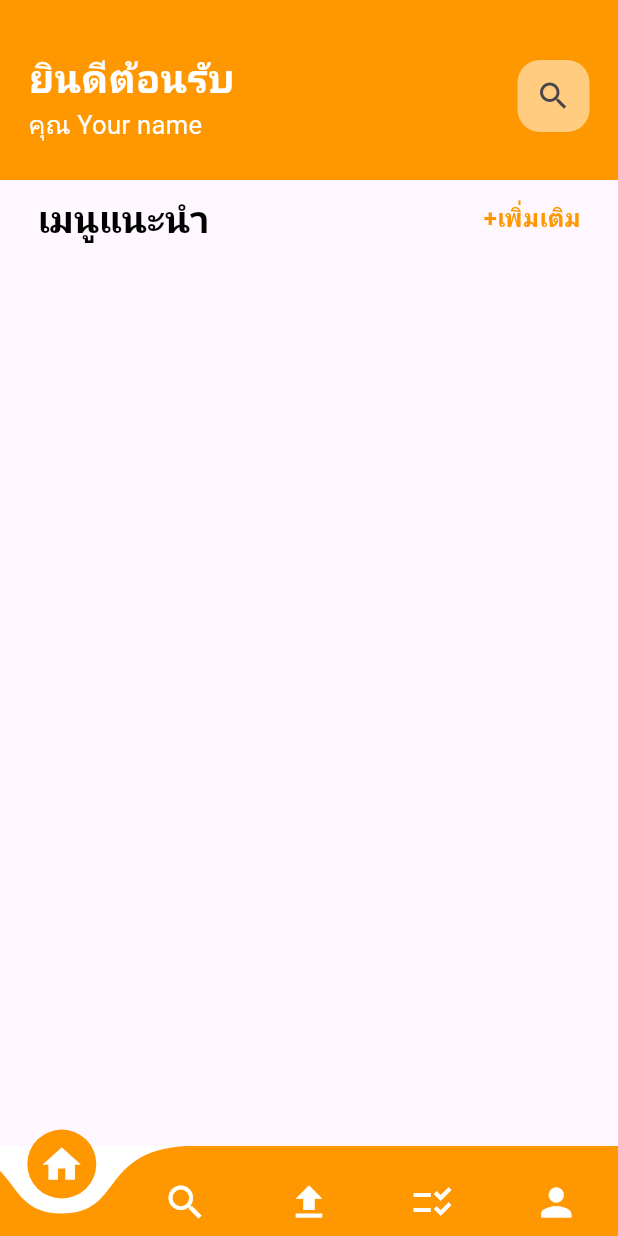
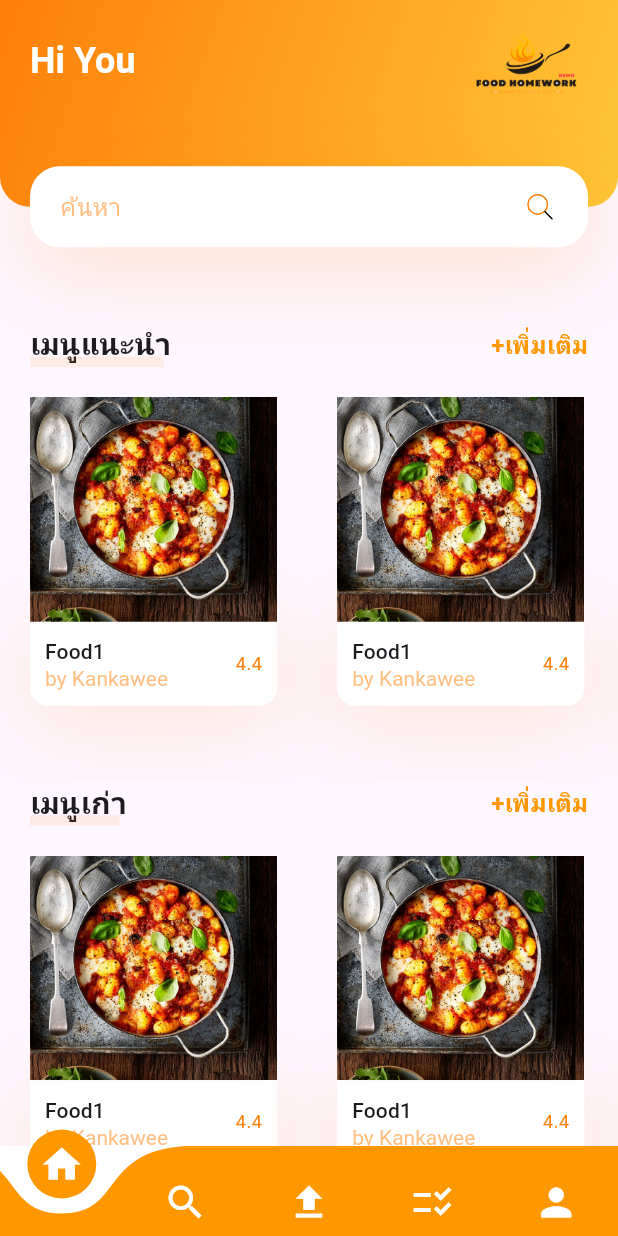
Before and after one commit to Lilbotpeter/se_food_project, a Flutter app: the screen it shows once a user with an empty profile is signed in, on a phone screen of 412 x 824 dp. Run offline on Flutter 3.47's test engine with Material 2 defaults, Android fonts, the light colour scheme and no system bars; drawn by our look-alikes of curved_navigation_bar; our stand-ins replace cloud_firestore, firebase_auth, firebase_core, firebase_storage, flutter_svg, get and 1 more; accounts and stored records are empty.

Commit message:
UX/UI (Feed Page)

```diff
--- a/lib/Screen/Feed/feed_page.dart
+++ b/lib/Screen/Feed/feed_page.dart
@@ -2,10 +2,14 @@ import 'package:cloud_firestore/cloud_firestore.dart';
 import 'package:flutter/material.dart';
 import 'package:get/get.dart';
 import 'package:se_project_food/Authen/authen_part.dart';
-import 'package:se_project_food/Screen/Profile/my_food.dart';
+//import 'package:se_project_food/Screen/Profile/my_food.dart';
+import 'package:se_project_food/Widgets/search_box.dart';
+//import 'package:se_project_food/constants.dart';
 
 import '../../Models/foodmodels.dart';
 import '../../Models/user.dart';
+import '../../Widgets/food_card.dart';
+import '../../Widgets/title_cus_more.dart';
 
 class FeedPage extends StatefulWidget {
   const FeedPage({super.key});
@@ -104,95 +108,116 @@ class _FeedPageState extends State<FeedPage> {
 
   @override
   Widget build(BuildContext context) {
-    return Scaffold(
-      body: Column(
-        children: [
-          Container(
-            padding: EdgeInsets.symmetric(vertical: 25, horizontal: 19),
-            alignment: Alignment.bottomCenter,
-            height: 120,
-            decoration: BoxDecoration(color: Colors.orange),
-            child: Row(
-              mainAxisAlignment: MainAxisAlignment.spaceBetween,
-              children: [
-              Column(
-                mainAxisSize: MainAxisSize.min,
-                crossAxisAlignment: CrossAxisAlignment.start,
-                children: [
-                  Text("ยินดีต้อนรับ",
-                  style: TextStyle(
-                    fontSize: 26,
-                    fontWeight: FontWeight.bold,
-                    color: Colors.white
+    Size size = MediaQuery.of(context).size;
+      return SingleChildScrollView(
+        child: Column(
+          children: <Widget>[
+            //Search box
+            HeadSearch(size: size),
+            //Recommend
+            TitleCustomWithMore(text: "เมนูแนะนำ",),
+            SizedBox(height: 10,),
+
+            //New menu
+            SingleChildScrollView(
+              scrollDirection: Axis.horizontal,
+              child: Row(
+                children: <Widget>[
+                  ShowFoodCard(
+                    image: "images/food.jpg",
+                    title: "Food1",
+                    owner: "Kankawee",
+                    rating: 4.4,
+                    press: (){
+                    },
                   ),
+                  ShowFoodCard(
+                    image: "images/food.jpg",
+                    title: "Food1",
+                    owner: "Kankawee",
+                    rating: 4.4,
+                    press: (){},
                   ),
-                  Text(
-                    'คุณ Your name',
-                    style: TextStyle(
-                      fontSize: 17,
-                      color: Colors.white,
-                      ),
+                  ShowFoodCard(
+                    image: "images/food.jpg",
+                    title: "Food1",
+                    owner: "Kankawee",
+                    rating: 4.4,
+                    press: (){},
                   ),
                 ],
               ),
-              Row(
-                children: [
-                  Container(
+            ),
 
-                    decoration: BoxDecoration(
-                      borderRadius: BorderRadius.circular(15),
-                      color: Colors.white54.withOpacity(.5)
-                    ),
-                    child: IconButton(
-                      icon: const Icon(
-                        Icons.search,
+            //New menu title
+            TitleCustomWithMore(text: "เมนูเก่า"),
+            SizedBox(height: 10,),
+            //New Menu card
+            SingleChildScrollView(
+              scrollDirection: Axis.horizontal,
+              child: Row(
+                children: <Widget>[
+                  ShowFoodCard(
+                    image: "images/food.jpg",
+                    title: "Food1",
+                    owner: "Kankawee",
+                    rating: 4.4,
+                    press: (){},
+                  ),
+                  ShowFoodCard(
+                    image: "images/food.jpg",
+                    title: "Food1",
+                    owner: "Kankawee",
+                    rating: 4.4,
+                    press: (){},
+                  ),
+                  ShowFoodCard(
+                    image: "images/food.jpg",
+                    title: "Food1",
+                    owner: "Kankawee",
+                    rating: 4.4,
+                    press: (){},
+                  ),
+                ],
+              ),
+            ),
 
-                      ),
-                      onPressed: (){
-                        //Search Page
-                      },
-                    ),
-                  )
+             //New menu title
+            TitleCustomWithMore(text: "เมนูที่ติดตาม"),
+            SizedBox(height: 10,),
+            //New Menu card
+            SingleChildScrollView(
+              scrollDirection: Axis.horizontal,
+              child: Row(
+                children: <Widget>[
+                  ShowFoodCard(
+                    image: "images/food.jpg",
+                    title: "Food1",
+                    owner: "Kankawee",
+                    rating: 4.4,
+                    press: (){},
+                  ),
+                  ShowFoodCard(
+                    image: "images/food.jpg",
+                    title: "Food1",
+                    owner: "Kankawee",
+                    rating: 4.4,
+                    press: (){},
+                  ),
+                  ShowFoodCard(
+                    image: "images/food.jpg",
+                    title: "Food1",
+                    owner: "Kankawee",
+                    rating: 4.4,
+                    press: (){},
+                  ),
                 ],
-              )
-            ]),
-          ),
-          const SizedBox(height: 8,),
-          Padding(
-            padding: const EdgeInsets.symmetric(horizontal: 25),
-            child: Row(
-              mainAxisAlignment: MainAxisAlignment.spaceBetween,
-              children: [
-                RichText(text: const TextSpan(
-                  text: "เมนูแนะนำ",
-                  style: TextStyle(
-                    color: Colors.black,
-                    fontSize: 25,
-                    fontWeight: FontWeight.bold,
-                  ),
-                ),
-                ),
-                InkWell(
-                      onTap: (){
-                        //jump to register sceen
-                        Get.to(MyFoods());
-                      },
-                      child: const Text(
-                        "+เพิ่มเติม",
-                        style: TextStyle(
-                          fontSize: 16,
-                          color: Colors.orange,
-                          fontWeight: FontWeight.bold
-                        ),
-                      ),
-                    ),
-              ],
+              ),
             ),
-          )
-        ],)
 
-
-    );
+          ],
+        ),
+      );
   }
 }
 
@@ -280,3 +305,51 @@ class _FeedPageState extends State<FeedPage> {
 //           ),
 //         ),
 //       ),
+
+
+
+//Scaffold(
+    //   body: ListView(
+    //     padding: EdgeInsets.zero,
+    //     children: <Widget>[
+    //       Container(
+    //         padding: const EdgeInsets.only(top: 50,left: 20,right: 20),
+    //         height: 180,
+    //         width: double.infinity,
+    //         decoration: const BoxDecoration(
+    //           color: Colors.orange,
+    //           borderRadius: const BorderRadius.only(
+    //             bottomRight: Radius.circular(20),
+    //             bottomLeft: Radius.circular(20),
+    //           ),
+    //           gradient: LinearGradient(
+    //             colors:[
+    //               Color.fromARGB(255, 255, 127, 8),
+    //               Color.fromARGB(255, 255, 198, 55),],
+    //               begin: Alignment.topLeft,
+    //               end: Alignment.bottomRight,
+    //             ),
+    //         ),
+    //         child: Column(
+    //           children: [
+    //             const SizedBox(height:30),
+    //             ListTile(
+    //               title: Text("Hi You!",style: Theme.of(context).textTheme.headlineSmall?.copyWith(
+    //                 color: Colors.white
+    //               )),
+    //               subtitle: Text("welcome!",style: Theme.of(context).textTheme.titleSmall?.copyWith(
+    //                 color: Colors.white
+    //               )),
+    //               trailing: CircleAvatar(
+    //                 radius: 30,
+    //                 //backgroundImage: AssetImage('assets/images/logo.png'),
+    //               ),
+    //             ),
+    //           ],
+    //         ),
+    //       ),
+    //     ],
+
+    //   ),
+
+    // );
--- /dev/null
+++ b/lib/Widgets/food_card.dart
@@ -0,0 +1,83 @@
+
+import 'package:flutter/material.dart';
+
+
+import '../constants.dart';
+
+
+class ShowFoodCard extends StatelessWidget {
+  const ShowFoodCard({
+    super.key, required this.image, required this.title, required this.owner, required this.rating, required this.press,
+  });
+
+  final String image,title,owner;
+  final double rating;
+  final Function press;
+
+
+
+  @override
+  Widget build(BuildContext context) {
+    Size size= MediaQuery.of(context).size;
+    return Container(
+      margin: EdgeInsets.only(
+        left: kDefaultPadding,
+        right: kDefaultPadding,
+        top: kDefaultPadding/2,
+        bottom: kDefaultPadding*2.5,
+      ),
+      width: size.width*0.4,
+      child: Column(
+        children: <Widget>[
+          //Image Show
+          //showImage(index),
+          Image.asset(image),
+          GestureDetector(
+            onTap: press(),
+            child: Container(
+              padding: EdgeInsets.all(kDefaultPadding/2),
+              decoration: BoxDecoration(
+                color: Colors.white,
+                borderRadius: BorderRadius.only(
+                  bottomLeft: Radius.circular(12),
+                  bottomRight: Radius.circular(12),
+                  ),
+                boxShadow: [
+                  BoxShadow(
+                    offset: Offset(0,10),
+                    blurRadius: 50,
+                    color: kPrimaryColor.withOpacity(0.17),
+                  ),
+                ],
+              ),
+              child: Row(
+                children: <Widget>[
+                  //Text in box
+                  RichText(
+                    text: TextSpan(
+                      children: [
+                        TextSpan(text: "$title"+"\n",
+                        style: Theme.of(context).textTheme.titleSmall,
+                        ),
+                        TextSpan(
+                          text: "by"+" $owner",
+                          style: TextStyle(
+                            color: kPrimaryColor.withOpacity(0.5),
+                          )
+                        ),
+                      ]
+
+                ),
+                ),
+                Spacer(),
+                Text("$rating",style: Theme.of(context).textTheme.bodySmall!
+                .copyWith(color: kPrimaryColor),)
+                ],
+              ),
+            ),
+          )
+        ],
+      ),
+    );
+  }
+}
--- /dev/null
+++ b/lib/Widgets/search_box.dart
@@ -0,0 +1,96 @@
+import 'package:flutter/material.dart';
+import 'package:flutter_svg/flutter_svg.dart';
+import 'package:se_project_food/constants.dart';
+
+class HeadSearch extends StatelessWidget {
+  const HeadSearch({
+    Key? key,
+    required this.size,
+    }) : super(key: key);
+
+    final Size size;
+
+  @override
+  Widget build(BuildContext context) {
+    return Container(
+      margin: EdgeInsets.only(bottom: kDefaultPadding*2.5),
+      height: size.height*0.2,
+      child: Stack(
+        children: <Widget>[
+          Container(
+            padding: EdgeInsets.only(
+              left: kDefaultPadding,
+              right: kDefaultPadding,
+              bottom: 36 + kDefaultPadding,
+            ),
+            height: size.height*0.2-27,
+            decoration: BoxDecoration(
+              color: Colors.orange,
+              gradient: LinearGradient(
+                colors:[
+                  Color.fromARGB(255, 255, 127, 8),
+                  Color.fromARGB(255, 255, 198, 55),],
+                  begin: Alignment.topLeft,
+                  end: Alignment.bottomRight,
+                ),
+                borderRadius: BorderRadius.only(
+                  bottomLeft: Radius.circular(20),
+                  bottomRight: Radius.circular(20),
+                ),
+            ),
+            child: Row(
+              children: <Widget>[
+                Text("Hi You",style: Theme.of(context).textTheme.headlineSmall?.copyWith(
+                  color: Colors.white,
+                  fontWeight: FontWeight.bold,
+                ),
+                ),
+                Spacer(),
+                Image.asset('images/logo.png')
+              ],
+            ),
+          ),
+          //Search Box
+          Positioned(
+            bottom: 0,
+            left: 0,
+            right: 0,
+            child: Container(
+              alignment: Alignment.center,
+              margin: EdgeInsets.symmetric(horizontal: kDefaultPadding),
+              padding: EdgeInsets.symmetric(horizontal: kDefaultPadding),
+              height: 54,
+              decoration: BoxDecoration(
+                color: Colors.white,
+                borderRadius: BorderRadius.circular(20),
+                boxShadow: [
+                  BoxShadow(
+                    offset: Offset(0,10),
+                    blurRadius: 50,
+                    color: kPrimaryColor.withOpacity(0.23),
+                  ),
+                ]
+              ),
+              child: Row(
+                children: <Widget>[
+                  Expanded(child:
+                  TextField(
+                    decoration: InputDecoration(
+                      hintText: "ค้นหา",
+                      hintStyle: TextStyle(color: kPrimaryColor.withOpacity(0.5),
+                      ),
+                      enabledBorder: InputBorder.none,
+                      focusedBorder: InputBorder.none,
+                    ),
+                  ),
+                  ),
+                  SvgPicture.asset("images/search-svgrepo-com.svg"),
+                ],
+              ),
+            ),
+            ),
+        ],
+      ),
+    );
+  }
+}
--- /dev/null
+++ b/lib/Widgets/title_cus_more.dart
@@ -0,0 +1,74 @@
+import 'package:flutter/material.dart';
+import 'package:get/get.dart';
+
+import '../Screen/Profile/my_food.dart';
+import '../constants.dart';
+
+class TitleCustomWithMore extends StatelessWidget {
+  const TitleCustomWithMore({
+    super.key, required this.text,
+  });
+
+  final String text;
+
+  @override
+  Widget build(BuildContext context) {
+    return Padding(
+      padding: const EdgeInsets.symmetric(horizontal: kDefaultPadding),
+      child: Row(
+        children: [
+          TitleCustim(text: text),
+          Spacer(),//ตัวคั่นกลาง
+          InkWell(
+                  onTap: (){
+                    //move user to login paage
+                    Get.to(MyFoods());
+                  },
+                  child: const Text(
+                    " +เพิ่มเติม",
+                    style: TextStyle(
+                      fontSize: 16,
+                      color: Colors.orange,
+                      fontWeight: FontWeight.bold
+                    ),
+                  ),
+                ),
+        ],
+      ),
+    );
+  }
+}
+
+class TitleCustim extends StatelessWidget {
+  const TitleCustim({
+    super.key, required this.text,
+  });
+
+  final String text;
+
+  @override
+  Widget build(BuildContext context) {
+    return Container(
+      height: 30,
+      child: Stack(
+        children: <Widget>[
+          Text(
+            text,
+            style: TextStyle(fontSize: 20,fontWeight: FontWeight.bold),
+          ),
+        Positioned(
+          bottom: 0,
+          left: 0,
+          right: 0,
+          child:Container(
+            margin: EdgeInsets.only(right: kDefaultPadding/4),
+          height: 7,
+          color: kPrimaryColor.withOpacity(0.1),
+
+        ),
+        )
+        ],
+      ),
+      );
+  }
+}
--- /dev/null
+++ b/lib/constants.dart
@@ -0,0 +1,6 @@
+import 'package:flutter/material.dart';
+
+const kPrimaryColor = Color.fromARGB(255, 255, 127, 8);
+const kTextColor = Color.fromARGB(255, 247, 242, 238);
+
+const double kDefaultPadding = 20.0;
--- a/pubspec.yaml
+++ b/pubspec.yaml
@@ -30,6 +30,7 @@ dependencies:
   flutter_spinkit: ^5.2.0
   percent_indicator: ^4.2.3
   curved_navigation_bar: ^1.0.3
+  flutter_svg: ^2.0.7
 
 
 
@@ -50,6 +51,8 @@ flutter:
 
   assets:
     - images/logo.png
+    - images/search-svgrepo-com.svg
+    - images/food.jpg
   #   - images/a_dot_ham.jpeg
 
   # An image asset can refer to one or more resolution-specific "variants", see
```
Also changed, not shown: lib/Screen/home.dart (+10 -0 lines), images/food.jpg (added), images/search-svgrepo-com.svg (added), pubspec.lock.
